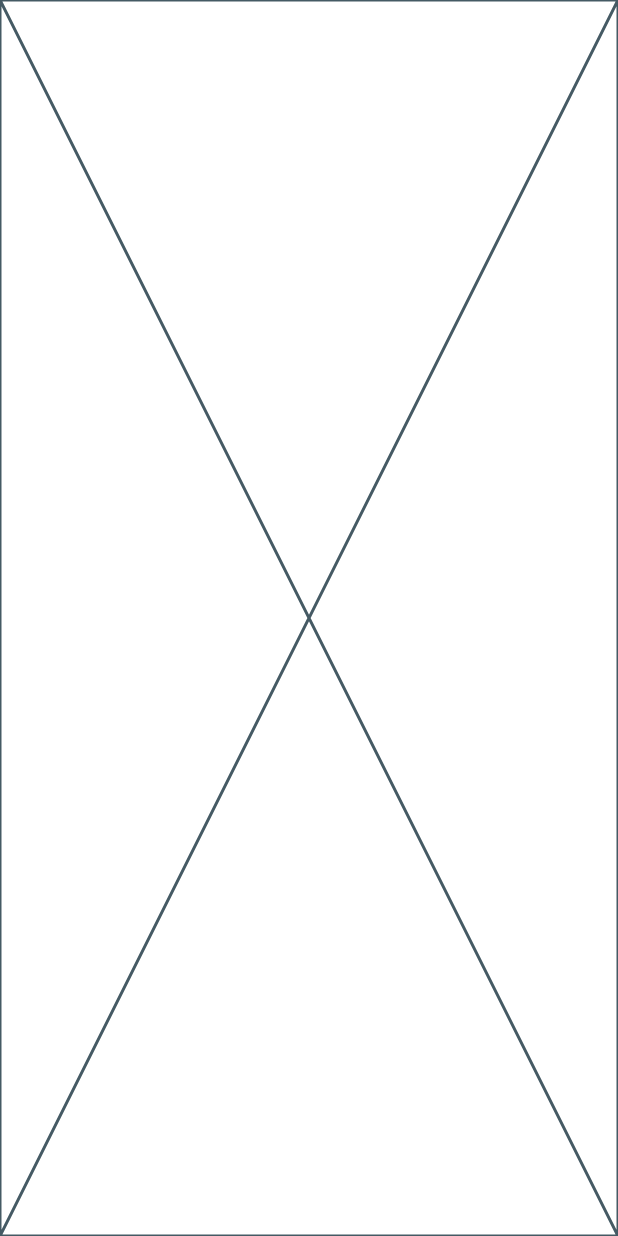
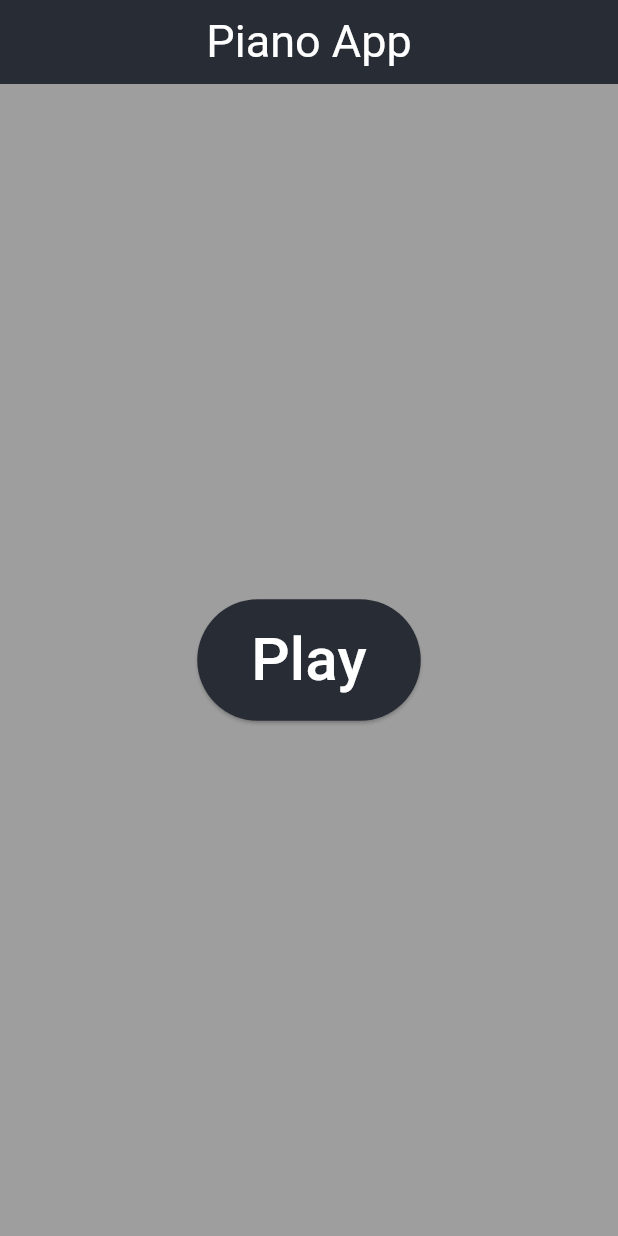
Before and after one commit to MohammeddFawzii/Piano_App, a Flutter app: the screen it shows after launch, on a phone screen of 412 x 824 dp. Run offline on Flutter 3.47's test engine with Material 2 defaults, Android fonts, the light colour scheme and no system bars; Roboto replaces fonts that are missing (FORTE).

Commit message:
Home View Done

```diff
--- a/lib/main.dart
+++ b/lib/main.dart
@@ -1,4 +1,5 @@
 import 'package:flutter/material.dart';
+import 'package:piano/views/home_view.dart';
 
 void main() {
   runApp(const PianoApp());
@@ -9,6 +10,12 @@ class PianoApp extends StatelessWidget {
 
   @override
   Widget build(BuildContext context) {
-    return const Placeholder();
+    return MaterialApp(
+      theme: ThemeData(useMaterial3: true),
+      routes: {
+        HomeView.id: (context) => const HomeView(),
+      },
+      initialRoute: HomeView.id,
+    );
   }
 }
--- /dev/null
+++ b/lib/views/home_view.dart
@@ -0,0 +1,42 @@
+import 'package:flutter/material.dart';
+
+class HomeView extends StatelessWidget {
+  const HomeView({
+    super.key,
+  });
+
+  static const String id = "home View";
+  @override
+  Widget build(BuildContext context) {
+    return Scaffold(
+      backgroundColor: Colors.grey,
+      appBar: AppBar(
+        backgroundColor: const Color(0xff282C34),
+        centerTitle: true,
+        title: const Text(
+          "Piano App",
+          style: TextStyle(color: Colors.white, fontSize: 30),
+        ),
+      ),
+      body: Center(
+        child: ElevatedButton(
+          style: ElevatedButton.styleFrom(
+            backgroundColor: const Color(0xff282C34),
+          ),
+          onPressed: () {},
+          child: const Padding(
+            padding: EdgeInsets.all(12),
+            child: Text(
+              "Play",
+              style: TextStyle(
+                fontSize: 40,
+                fontFamily: "FORTE",
+                color: Colors.white,
+              ),
+            ),
+          ),
+        ),
+      ),
+    );
+  }
+}
```
Also changed, not shown: pubspec.yaml (+6 -11 lines), assets/Fonts/FORTE.TTF (added).
